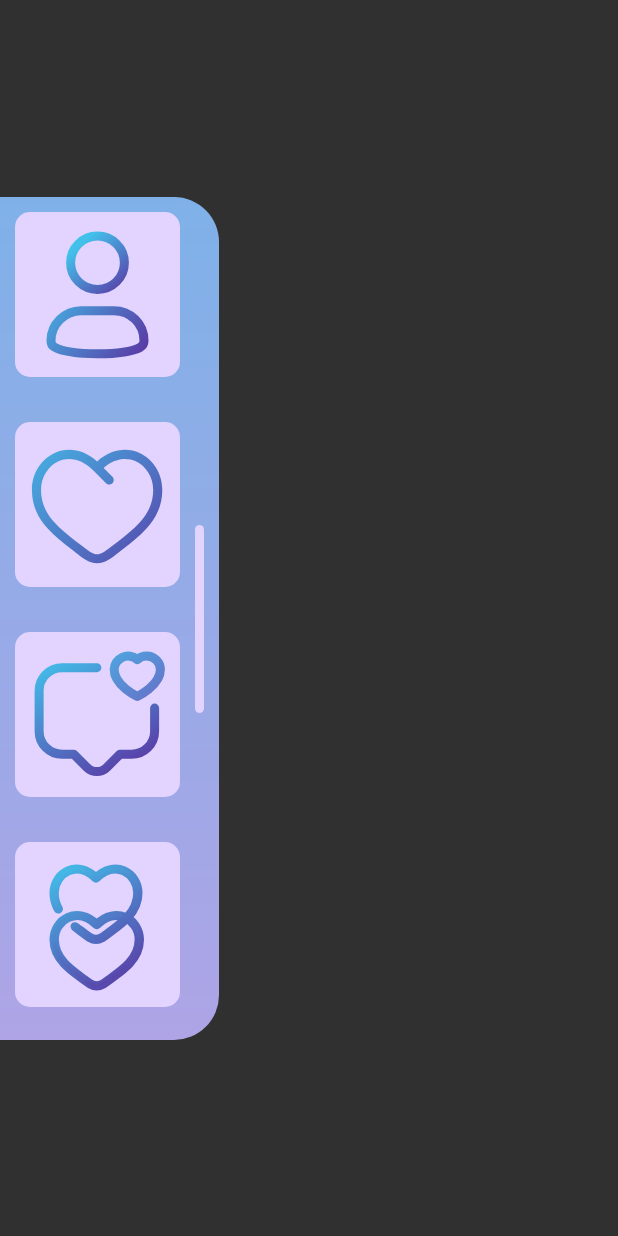
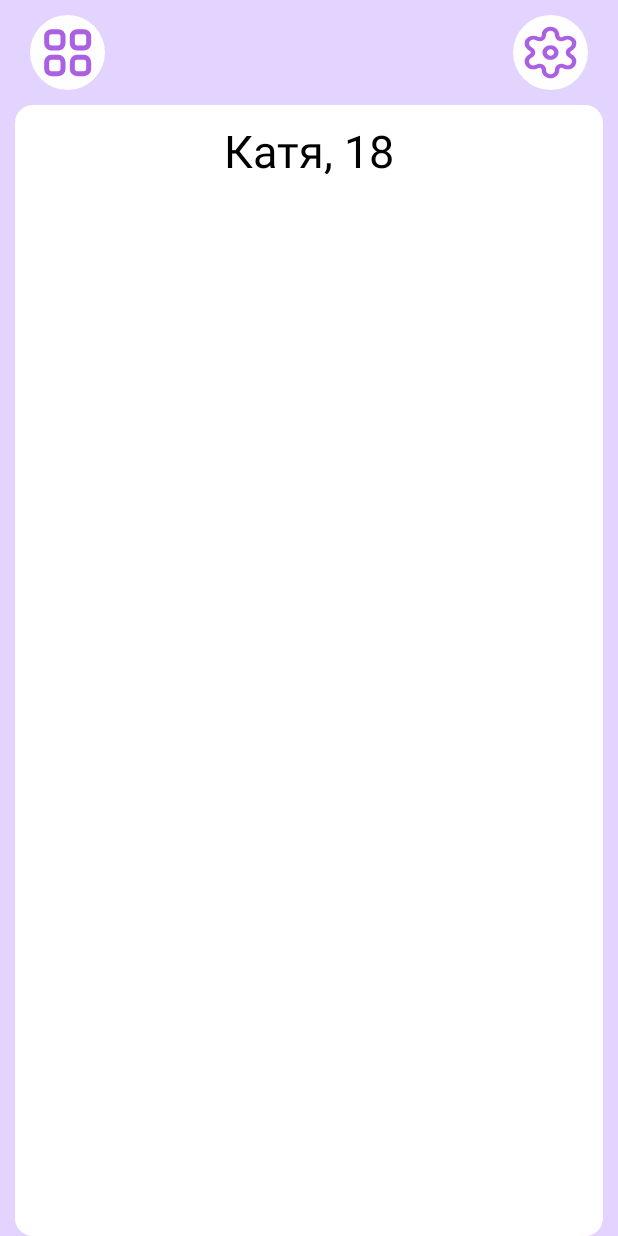
Before and after one commit to MRTNDN/Flopy, an Android app: the fragment Sidebar_Menu placed in its activity, after a tap on "Кнопка профиля", on a phone screen of 412 x 824 dp. Run offline under Robolectric (Android 15) with nearby library versions, the phone set to English and light mode, and no system bars; libraries missing offline, so code that uses them is left out: com.lorentzos.flingswipe; 5 statements that could not run were skipped.

Commit message:
update min code and profile, create all DB in server

```diff
--- a/app/src/main/java/com/westernyey/Flopy/ui/menu/Sidebar_Menu.java
+++ b/app/src/main/java/com/westernyey/Flopy/ui/menu/Sidebar_Menu.java
@@ -11,12 +11,11 @@ import androidx.annotation.Nullable;
 import androidx.core.view.GravityCompat;
 import androidx.drawerlayout.widget.DrawerLayout;
 import androidx.fragment.app.Fragment;
-import androidx.fragment.app.FragmentManager;
 
+import com.cripochec.Flopy.ui.utils.FragmentUtils;
 import com.westernyey.Flopy.R;
-import com.westernyey.Flopy.ui.match.MatchFragment;
-import com.westernyey.Flopy.ui.profile.Profile;
-import com.westernyey.Flopy.ui.youwereliked.Youwereliked;
+import com.westernyey.Flopy.ui.FragmentSlider;
+import com.westernyey.Flopy.ui.profile.FragmentProfile;
 
 public class Sidebar_Menu extends Fragment {
 
@@ -25,71 +24,49 @@ public class Sidebar_Menu extends Fragment {
     public View onCreateView(@NonNull LayoutInflater inflater, @Nullable ViewGroup container, @Nullable Bundle savedInstanceState) {
         View rootView = inflater.inflate(R.layout.sidebar_menu, container, false);
 
-        Button button1 = rootView.findViewById(R.id.b1);
-        Button button2 = rootView.findViewById(R.id.b2);
-        Button button3 = rootView.findViewById(R.id.b3);
-        Button button4 = rootView.findViewById(R.id.b4);
+        Button btn_profile = rootView.findViewById(R.id.b1);
+        Button btn_like = rootView.findViewById(R.id.b2);
+        Button btn_massage = rootView.findViewById(R.id.b3);
+        Button btn_main = rootView.findViewById(R.id.b4);
 
-        button1.setOnClickListener(v -> {
-            // Обработка нажатия на кнопку button1
-            // Скрываем или удаляем фрагмент swap, если он отображается
-            FragmentManager fragmentManager = getActivity().getSupportFragmentManager();
-            Fragment swapFragment = fragmentManager.findFragmentById(R.id.swap_container);
-            if (swapFragment != null) {
-                fragmentManager.beginTransaction().hide(swapFragment).commit();
-            }
-
-            // Открываем новый фрагмент Profile
-            fragmentManager.beginTransaction()
-                    .replace(R.id.profile_container, new Profile())
-                    .commit();
+        btn_profile.setOnClickListener(v -> {
+            // Обработка нажатия на кнопку btn_profile
+            Fragment fragment = new FragmentProfile();
+            FragmentUtils.replaceFragment(requireActivity().getSupportFragmentManager(), R.id.fr_activity_main, fragment);
 
             // Закрываем боковое меню
             DrawerLayout drawer = getActivity().findViewById(R.id.drawer_layout);
             drawer.closeDrawer(GravityCompat.START);
         });
 
-        button2.setOnClickListener(v -> {
-            // Обработка нажатия на кнопку button2
-            // Скрываем или удаляем фрагмент swap, если он отображается
-            FragmentManager fragmentManager = getActivity().getSupportFragmentManager();
-            Fragment swapFragment = fragmentManager.findFragmentById(R.id.swap_container);
-            if (swapFragment != null) {
-                fragmentManager.beginTransaction().hide(swapFragment).commit();
-            }
-
-            // Открываем новый фрагмент Profile
-            fragmentManager.beginTransaction()
-                    .replace(R.id.profile_container, new MatchFragment())
-                    .commit();
+        btn_like.setOnClickListener(v -> {
+            // Обработка нажатия на кнопку btn_like
+            Fragment fragment = new FragmentProfile();
+            FragmentUtils.replaceFragment(requireActivity().getSupportFragmentManager(), R.id.fr_activity_main, fragment);
 
             // Закрываем боковое меню
             DrawerLayout drawer = getActivity().findViewById(R.id.drawer_layout);
             drawer.closeDrawer(GravityCompat.START);
         });
 
-        button3.setOnClickListener(v -> {
-            // Обработка нажатия на кнопку button3
-            // Скрываем или удаляем фрагмент swap, если он отображается
-            FragmentManager fragmentManager = getActivity().getSupportFragmentManager();
-            Fragment swapFragment = fragmentManager.findFragmentById(R.id.swap_container);
-            if (swapFragment != null) {
-                fragmentManager.beginTransaction().hide(swapFragment).commit();
-            }
-
-            // Открываем новый фрагмент Profile
-            fragmentManager.beginTransaction()
-                    .replace(R.id.profile_container, new Youwereliked())
-                    .commit();
+        btn_massage.setOnClickListener(v -> {
+            // Обработка нажатия на кнопку btn_massage
+            Fragment fragment = new FragmentProfile();
+            FragmentUtils.replaceFragment(requireActivity().getSupportFragmentManager(), R.id.fr_activity_main, fragment);
 
             // Закрываем боковое меню
             DrawerLayout drawer = getActivity().findViewById(R.id.drawer_layout);
             drawer.closeDrawer(GravityCompat.START);
         });
 
-        button4.setOnClickListener(v -> {
-            // Обработка нажатия на кнопку button4
+        btn_main.setOnClickListener(v -> {
+            // Обработка нажатия на кнопку btn_main
+            Fragment fragment = new FragmentSlider();
+            FragmentUtils.replaceFragment(requireActivity().getSupportFragmentManager(), R.id.fr_activity_main, fragment);
 
+            // Закрываем боковое меню
+            DrawerLayout drawer = getActivity().findViewById(R.id.drawer_layout);
+            drawer.closeDrawer(GravityCompat.START);
         });
         return rootView;
     }
--- a/app/src/main/java/com/westernyey/Flopy/ui/profile/Profile.java
+++ b/app/src/main/java/com/westernyey/Flopy/ui/profile/FragmentProfile.java
@@ -9,7 +9,7 @@ import androidx.fragment.app.Fragment;
 
 import com.westernyey.Flopy.R;
 
-public class Profile extends Fragment {
+public class FragmentProfile extends Fragment {
 
     @Override
     public View onCreateView(LayoutInflater inflater, ViewGroup container, Bundle savedInstanceState) {
--- a/app/src/main/res/drawable/rounded_rectangle.xml
+++ b/app/src/main/res/drawable/rounded_rectangle.xml
@@ -1,5 +1,5 @@
 <shape xmlns:android="http://schemas.android.com/apk/res/android"
     android:shape="rectangle">
     <corners android:radius="12dp" /> <!-- Радиус закругления углов -->
-    <solid android:color="@color/black" /> <!-- Цвет прямоугольника -->
+    <solid android:color="@color/white" /> <!-- Цвет прямоугольника -->
 </shape>
--- a/app/src/main/res/layout/fragment_profile.xml
+++ b/app/src/main/res/layout/fragment_profile.xml
@@ -5,6 +5,61 @@
     android:id="@+id/ConstractLayout"
     android:layout_width="match_parent"
     android:layout_height="match_parent">
+
+    <FrameLayout
+        android:id="@+id/background_container"
+        android:layout_width="match_parent"
+        android:layout_height="match_parent"
+        android:background="@color/background_color">
+
+        <!-- Контейнер для содержимого, который будет под кнопками -->
+    </FrameLayout>
+
+    <Button
+        android:id="@+id/btn_open_menu"
+        android:layout_width="50dp"
+        android:layout_height="50dp"
+        android:layout_marginStart="20dp"
+        android:layout_marginTop="10dp"
+        android:background="@drawable/navigation_but_menu"
+        app:layout_constraintStart_toStartOf="parent"
+        app:layout_constraintTop_toTopOf="parent"
+        tools:ignore="SpeakableTextPresentCheck" />
+
+    <Button
+        android:id="@+id/btn_open_settings"
+        android:layout_width="50dp"
+        android:layout_height="50dp"
+        android:layout_marginTop="10dp"
+        android:layout_marginEnd="20dp"
+        android:background="@drawable/navigation_but_settings"
+        app:layout_constraintEnd_toEndOf="parent"
+        app:layout_constraintTop_toTopOf="parent"
+        tools:ignore="SpeakableTextPresentCheck" />
+
+    <androidx.constraintlayout.widget.ConstraintLayout
+        android:layout_width="match_parent"
+        android:layout_height="match_parent"
+        android:layout_marginStart="10dp"
+        android:layout_marginTop="70dp"
+        android:layout_marginEnd="10dp"
+        android:background="@drawable/rounded_rectangle"
+        app:layout_constraintEnd_toEndOf="parent"
+        app:layout_constraintStart_toStartOf="parent"
+        app:layout_constraintTop_toTopOf="parent">
+
+        <TextView
+            android:id="@+id/textView5"
+            android:layout_width="wrap_content"
+            android:layout_height="wrap_content"
+            android:layout_marginTop="10dp"
+            android:text="Катя, 18"
+            android:textColor="@color/black"
+            android:textSize="30dp"
+            app:layout_constraintEnd_toEndOf="parent"
+            app:layout_constraintStart_toStartOf="parent"
+            app:layout_constraintTop_toTopOf="parent" />
+    </androidx.constraintlayout.widget.ConstraintLayout>
 
     <androidx.fragment.app.FragmentContainerView
         android:id="@+id/sidebar_menu"
```
Also changed, not shown: app/src/main/res/layout/fragment_slider.xml (+30 -19 lines).
